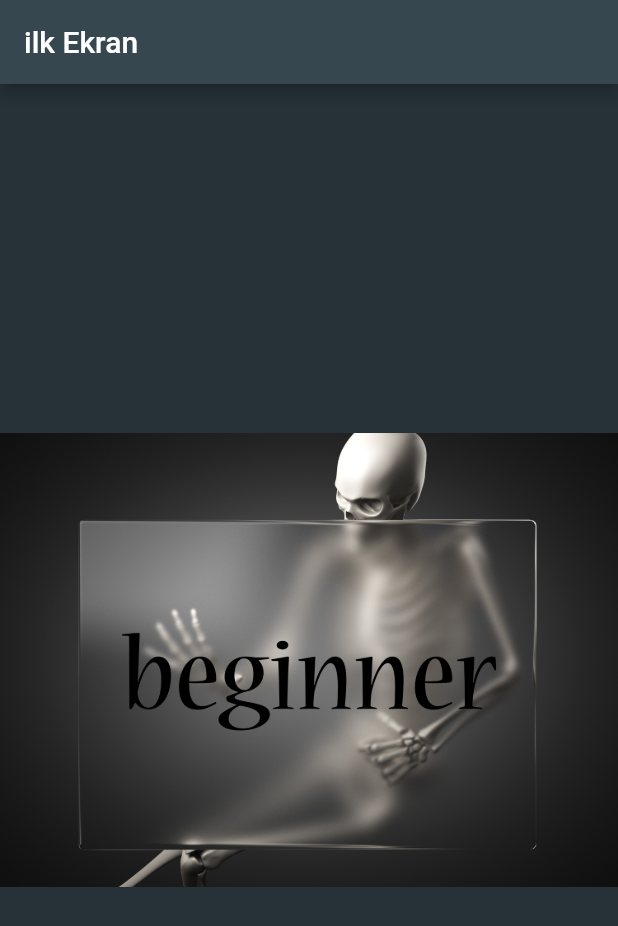
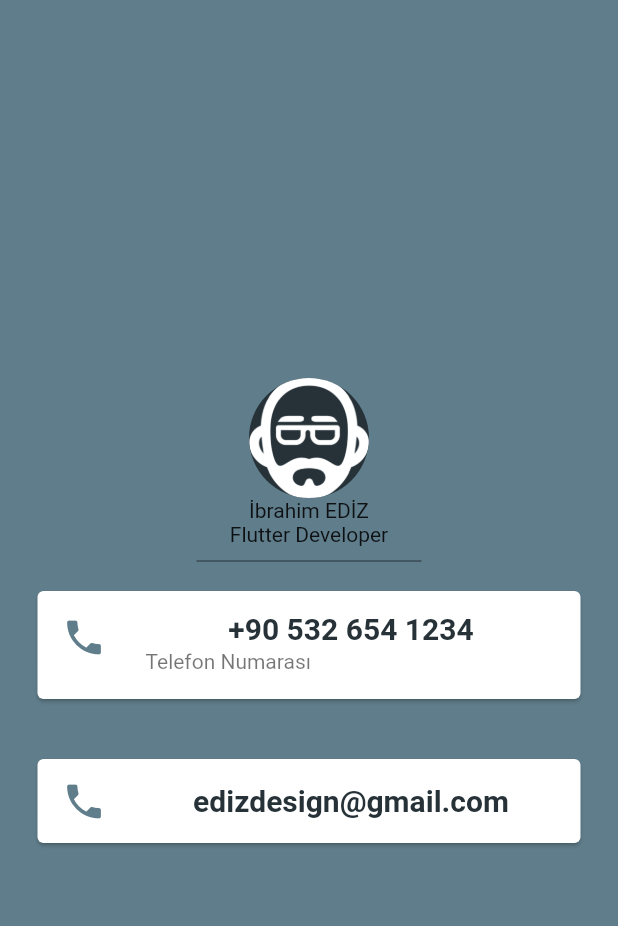
Before and after one commit to ibrahimediz/benimkartim, a Flutter app: the screen it shows after launch, on a phone screen of 412 x 824 dp. Shown: the top 926 px of the screen. Run offline on Flutter 3.47's test engine with Material 2 defaults, Android fonts, the phone set to English and light mode, and no system bars.

Commit message:
12042022_3

```diff
--- a/lib/main.dart
+++ b/lib/main.dart
@@ -1,29 +1,78 @@
 import 'package:flutter/material.dart';
 
 void main() {
-  runApp(const MyApp());
+  runApp(const Benimkartim());
 }
 
-class MyApp extends StatelessWidget {
-  const MyApp({Key? key}) : super(key: key);
+class Benimkartim extends StatelessWidget {
+  const Benimkartim({Key? key}) : super(key: key);
 
   @override
   Widget build(BuildContext context) {
     return MaterialApp(
       home: Scaffold(
-        appBar: AppBar(
-          title: Text('ilk Ekran'),
-          backgroundColor: Colors.blueGrey[800],
-        ),
-        body: Container(
-          color: Colors.blueGrey[900],
-          child: Center(
-            child: Image(
-              image: AssetImage('images/resim2222.jpg'),
+          backgroundColor: Colors.blueGrey,
+          body: SafeArea(
+            child: Column(
+              mainAxisAlignment: MainAxisAlignment.center,
+              children: [
+                CircleAvatar(
+                  radius: 40,
+                  backgroundColor: Colors.blueGrey.shade900,
+                  backgroundImage: AssetImage("images/g20white.png"),
+                ),
+                Text("İbrahim EDİZ"),
+                Text("Flutter Developer"),
+                SizedBox(
+                  height: 20,
+                  width: 150,
+                  child: Divider(
+                    color: Colors.blueGrey[900],
+                  ),
+                ),
+                Card(
+                  color: Colors.white,
+                  margin:
+                      EdgeInsets.symmetric(vertical: 10.0, horizontal: 25.0),
+                  child: ListTile(
+                    leading:
+                        Icon(Icons.phone, color: Colors.blueGrey, size: 30.0),
+                    title: Center(
+                      child: Text(
+                        "+90 532 654 1234",
+                        style: TextStyle(
+                            fontSize: 20.0,
+                            color: Colors.blueGrey[900],
+                            fontWeight: FontWeight.bold),
+                      ),
+                    ),
+                    subtitle: Text("Telefon Numarası"),
+                  ),
+                ),
+                SizedBox(
+                  height: 20,
+                ),
+                Card(
+                  color: Colors.white,
+                  margin:
+                      EdgeInsets.symmetric(vertical: 10.0, horizontal: 25.0),
+                  child: ListTile(
+                    leading:
+                        Icon(Icons.phone, color: Colors.blueGrey, size: 30.0),
+                    title: Center(
+                      child: Text(
+                        "edizdesign@gmail.com",
+                        style: TextStyle(
+                            fontSize: 20.0,
+                            color: Colors.blueGrey[900],
+                            fontWeight: FontWeight.bold),
+                      ),
+                    ),
+                  ),
+                ),
+              ],
             ),
-          ),
-        ),
-      ),
+          )),
     );
   }
 }
```
Also changed, not shown: images/g20white.png (added), images/logo.png (added).
